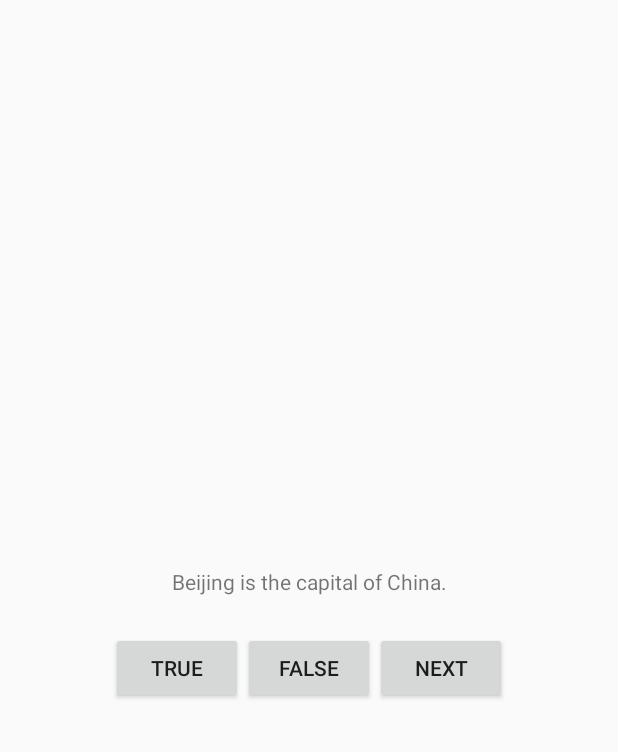
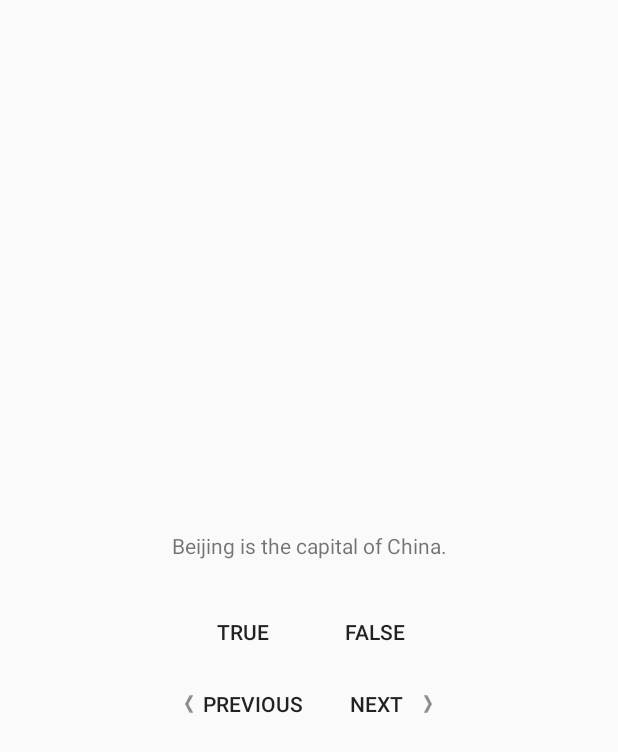
Before and after one commit to xShaneSong/android-learning, an Android app built with Jetpack Compose: the screen it shows after launch (MainActivity), on a phone screen of 412 x 824 dp. Shown: the top 752 px of the screen. Run offline under Robolectric (Android 15) with nearby library versions, the phone set to English and light mode, and no system bars.

Commit message:
add image to resource.

```diff
--- a/app/src/main/kotlin/com/example/geoquiz/MainActivity.kt
+++ b/app/src/main/kotlin/com/example/geoquiz/MainActivity.kt
@@ -1,9 +1,9 @@
 package com.example.geoquiz
 
 import android.os.Bundle
-import android.view.Gravity
 import android.view.View
 import android.widget.Button
+import android.widget.TextView
 import android.widget.Toast
 import androidx.activity.ComponentActivity
 import androidx.activity.enableEdgeToEdge
@@ -12,6 +12,7 @@ class MainActivity : ComponentActivity() {
 
     private lateinit var trueButton: Button
     private lateinit var falseButton: Button
+    private lateinit var previousButton: Button
     private lateinit var nextButton: Button
     private lateinit var questionTextView: TextView
 
@@ -33,6 +34,9 @@ class MainActivity : ComponentActivity() {
 
         trueButton = findViewById(R.id.true_button)
         falseButton = findViewById(R.id.false_button)
+        previousButton = findViewById(R.id.previous_button)
+        nextButton = findViewById(R.id.next_button)
+        questionTextView = findViewById(R.id.question_text_view)
 
         trueButton.setOnClickListener { view: View ->
 //            val toast = Toast.makeText(this, R.string.correct_toast, Toast.LENGTH_SHORT)
@@ -43,6 +47,14 @@ class MainActivity : ComponentActivity() {
         falseButton.setOnClickListener { view: View ->
 //            Toast.makeText(this, R.string.incorrect_toast, Toast.LENGTH_SHORT).show()
             checkAnswer(false)
+        }
+
+        previousButton.setOnClickListener {
+            currentIndex -= 1
+            if (currentIndex < 0) {
+                currentIndex = questionBank.size - 1
+            }
+            updateQuestion()
         }
 
         nextButton.setOnClickListener {
--- a/app/src/main/res/layout/activity_main.xml
+++ b/app/src/main/res/layout/activity_main.xml
@@ -39,21 +39,41 @@
 
         <Button
             android:id="@+id/true_button"
+            style="?android:attr/borderlessButtonStyle"
             android:layout_width="wrap_content"
             android:layout_height="wrap_content"
             android:text="@string/true_button" />
 
         <Button
             android:id="@+id/false_button"
+            style="?android:attr/borderlessButtonStyle"
             android:layout_width="wrap_content"
             android:layout_height="wrap_content"
             android:text="@string/false_button" />
+    </LinearLayout>
+
+    <LinearLayout
+        android:layout_width="wrap_content"
+        android:layout_height="wrap_content"
+        android:orientation="horizontal">
+
+        <Button
+            android:id="@+id/previous_button"
+            style="?android:attr/borderlessButtonStyle"
+            android:layout_width="wrap_content"
+            android:layout_height="wrap_content"
+            android:text="@string/previous_button"
+            android:drawableStart="@mipmap/arrow_left"
+            android:drawablePadding="4dp" />
 
         <Button
             android:id="@+id/next_button"
+            style="?android:attr/borderlessButtonStyle"
             android:layout_width="wrap_content"
             android:layout_height="wrap_content"
-            android:text="@string/next_button" />
+            android:text="@string/next_button"
+            android:drawableEnd="@mipmap/arrow_right"
+            android:drawablePadding="4dp" />
     </LinearLayout>
 
 </LinearLayout>
--- a/app/src/main/res/values/strings.xml
+++ b/app/src/main/res/values/strings.xml
@@ -5,6 +5,7 @@
     <string name="false_button">False</string>
     <string name="correct_toast">Correct!</string>
     <string name="incorrect_toast">Incorrect!</string>
+    <string name="previous_button">Previous</string>
     <string name="next_button">Next</string>
     <string name="question_oceans">The Pacific Ocean is larger than the Atlantic Ocean.</string>
     <string name="question_mideast">The Suez Canal connects the Red Sea and the Indian Ocean.</string>
```
Also changed, not shown: app/src/main/res/mipmap-hdpi/arrow_left.png (added), app/src/main/res/mipmap-hdpi/arrow_right.png (added), app/src/main/res/mipmap-mdpi/arrow_left.png (added), app/src/main/res/mipmap-mdpi/arrow_right.png (added), app/src/main/res/mipmap-xhdpi/arrow_left.png (added), app/src/main/res/mipmap-xhdpi/arrow_right.png (added), app/src/main/res/mipmap-xxhdpi/arrow_left.png (added), app/src/main/res/mipmap-xxhdpi/arrow_right.png (added), app/src/main/res/mipmap-xxxhdpi/arrow_left.png (added), app/src/main/res/mipmap-xxxhdpi/arrow_right.png (added).
